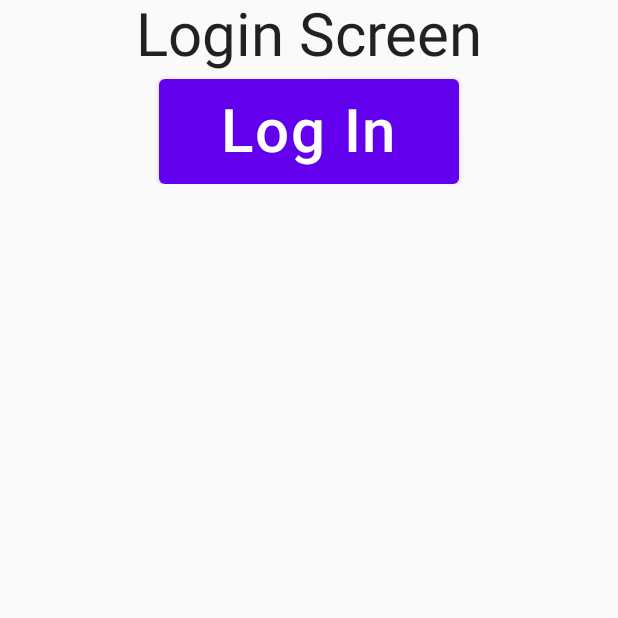
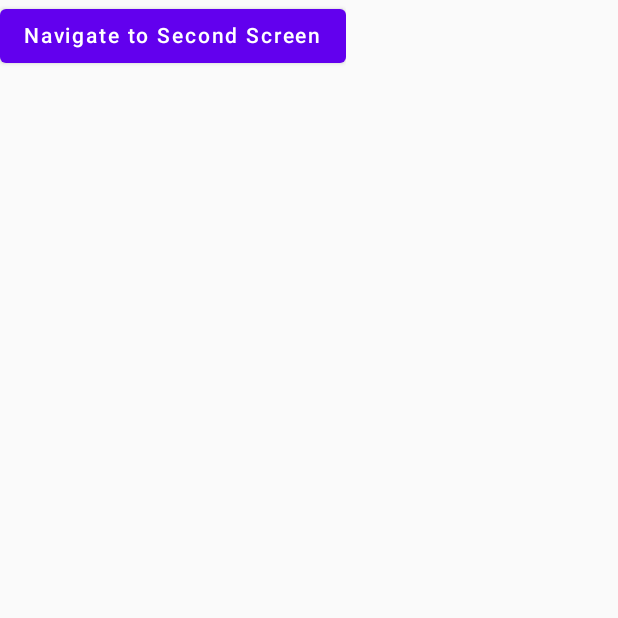
Before and after one commit to zain01-dev/JetPackComposeNavigation, an Android app built with Jetpack Compose: the screen it shows after launch (MainActivity), on a phone screen of 412 x 824 dp, the top half of it. Run offline under Robolectric (Android 15) with nearby library versions, the phone set to English and light mode, and no system bars.

Commit message:
Few minor Changes
Few minor Changes

```diff
--- a/app/build.gradle
+++ b/app/build.gradle
@@ -1,6 +1,7 @@
 plugins {
     id 'com.android.application'
     id 'org.jetbrains.kotlin.android'
+    id 'kotlin-parcelize'
 }
 
 android {
--- /dev/null
+++ b/app/src/main/java/com/example/simplenavigationcompose/ComplexData.kt
@@ -0,0 +1,10 @@
+package com.example.simplenavigationcompose
+
+import android.os.Parcelable
+import androidx.navigation.NavArgs
+import kotlinx.parcelize.Parcelize
+
+@Parcelize
+data class ComplexData(val name: String, val age: Int)  : Parcelable, NavArgs {
+    constructor() : this("", 0)
+}
--- a/app/src/main/java/com/example/simplenavigationcompose/MainActivity.kt
+++ b/app/src/main/java/com/example/simplenavigationcompose/MainActivity.kt
@@ -4,14 +4,17 @@ import android.os.Bundle
 import androidx.activity.ComponentActivity
 import androidx.activity.compose.setContent
 import androidx.compose.foundation.clickable
+import androidx.compose.material.Button
 import androidx.compose.material.MaterialTheme
 import androidx.compose.material.Text
 import androidx.compose.runtime.Composable
 import androidx.compose.ui.Modifier
 import androidx.navigation.NavController
+import androidx.navigation.NavType
 import androidx.navigation.compose.NavHost
 import androidx.navigation.compose.composable
 import androidx.navigation.compose.rememberNavController
+import androidx.navigation.navArgument
 import com.example.simplenavigationcompose.ui.navigation.NavGraph
 import com.example.simplenavigationcompose.ui.theme.SimpleNavComposeAppTheme
 
@@ -19,7 +22,30 @@ class MainActivity : ComponentActivity() {
     override fun onCreate(savedInstanceState: Bundle?) {
         super.onCreate(savedInstanceState)
         setContent {
-            MainScreen()
+            SendComplexData()
+            //App()
+            //Test()
+            //MainScreen()
+        }
+    }
+}
+
+@Composable fun Test(){
+
+    //step 1
+    val navController = rememberNavController()
+
+    //step 2
+    NavHost(navController = navController, startDestination = "firstScreen"){
+
+        //step3
+        composable("firstScreen"){
+            //step 3
+            LoginScreen()
+        }
+        composable("secondScreen"){
+            //step 3
+            MainScreen2()
         }
     }
 }
@@ -31,6 +57,21 @@ private fun MainScreen() {
         // and it should be remembered because it will be used in multiple screens
         val navController = rememberNavController()
         NavGraph(navController)
+    }
+}
+
+@Composable
+private fun SendComplexData(){
+    val navController = rememberNavController()
+    NavHost(navController, startDestination = "firstScreen") {
+        composable("firstScreen") { FirstScreen(navController) }
+        composable("secondScreen/{data}",
+            arguments = listOf(navArgument("data") {
+                type = NavType.ParcelableType(ComplexData::class.java)
+            })
+        ) { backStackEntry ->
+            secondScreen(backStackEntry.arguments?.getParcelable("data"))
+        }
     }
 }
 
@@ -70,4 +111,16 @@ private fun MainScreen() {
     Text(text = "Main Screen2", style = MaterialTheme.typography.h1)
 }
 
-//First we have to define composeable functions that represent screens
+
+@Composable
+fun FirstScreen(navController: NavController) {
+    val data = ComplexData("Zain", 29)
+    Button(onClick = { navController.navigate("secondScreen/${data}") }) {
+        Text("Navigate to Second Screen")
+    }
+}
+
+@Composable
+fun secondScreen(data: ComplexData?) {
+    Text("Received data: ${data?.name}, ${data?.age}")
+}
```
Also changed, not shown: 2 other files.
